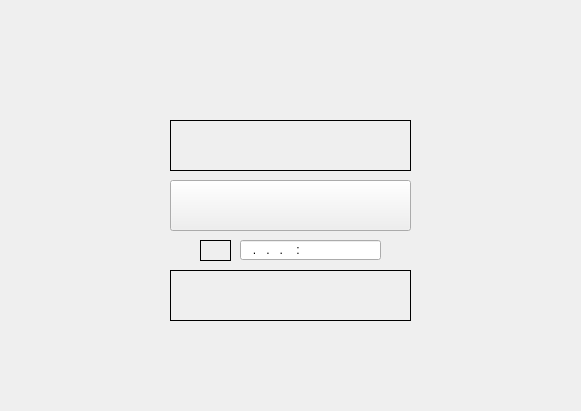
stefanivanic/RemiFINAL, file initwindow.ui: the form before one commit.
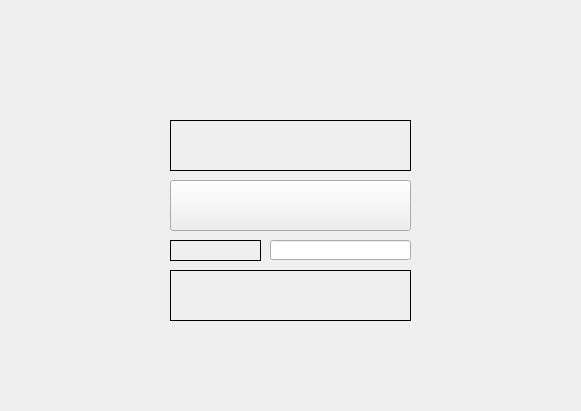
The form after the commit. Icons and pictures are not drawn.

```diff
--- a/initwindow.ui
+++ b/initwindow.ui
@@ -89,22 +89,22 @@
     </property>
     <property name="geometry">
      <rect>
-      <x>240</x>
+      <x>270</x>
       <y>240</y>
       <width>141</width>
       <height>20</height>
      </rect>
     </property>
     <property name="inputMask">
-     <string>999.999.999.999 : 99999</string>
+     <string/>
     </property>
    </widget>
    <widget class="QLabel" name="labelIp">
     <property name="geometry">
      <rect>
-      <x>200</x>
+      <x>170</x>
       <y>240</y>
-      <width>31</width>
+      <width>91</width>
       <height>21</height>
      </rect>
     </property>
```
